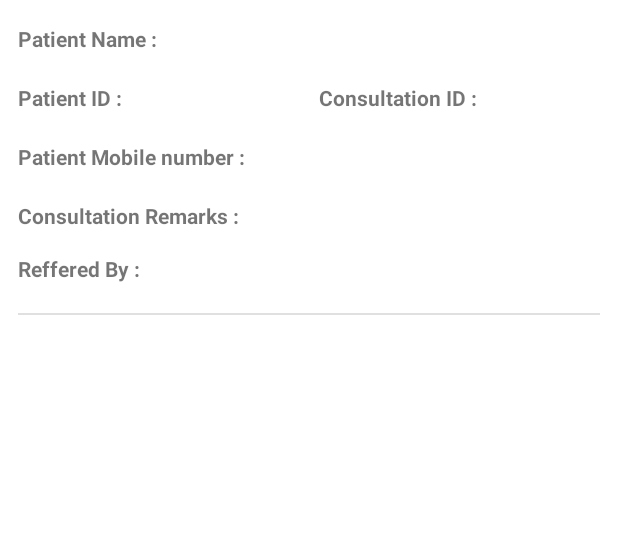
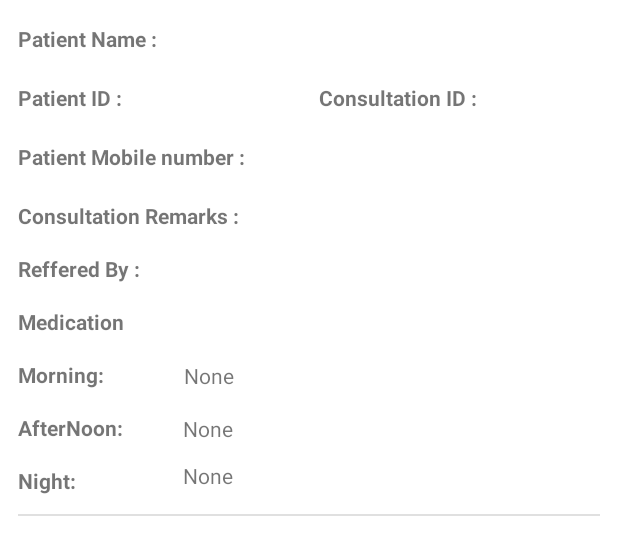
Before and after one commit to mohithcshekar/EMR, an Android app: the layout my_row.xml on its own in the app's theme, with its tools: preview values and no code run, on a phone screen of 412 x 824 dp. Shown: the top 555 px of the screen. Run offline under Robolectric (Android 15) with nearby library versions, the phone set to English and light mode, and no system bars.

Commit message:
Medication details added

```diff
--- a/app/src/main/java/com/example/emr/DBHandler.java
+++ b/app/src/main/java/com/example/emr/DBHandler.java
@@ -142,21 +142,21 @@ public class DBHandler extends SQLiteOpenHelper {
     {
         SQLiteDatabase db = this.getReadableDatabase();
         String[] cons_details = new String[9];
-        Cursor cursor = db.rawQuery("SELECT P.NAME_COL,P.ID_COL,P.MOBILE_COL,C.CONSID_COL,C.REFBY,C.REMARK_COL  FROM PATIENT P NATURAL JOIN CONSULTATION C where  substr(TIME_COL,1,10)=?",new String[]{date});
+        Cursor cursor = db.rawQuery("SELECT P.NAME_COL,P.ID_COL,P.MOBILE_COL,C.CONSID_COL,C.REFBY,C.REMARK_COL,C.MED_MORN_COL, C.MED_AFT_COL ,C.MED_NIGHT_COL  FROM PATIENT P NATURAL JOIN CONSULTATION C where  substr(TIME_COL,1,10)=?",new String[]{date});
         return cursor;
     }
     public Cursor retrieveConsultationPat(String id)
     {
         SQLiteDatabase db = this.getReadableDatabase();
         String[] cons_details = new String[9];
-        Cursor cursor = db.rawQuery("SELECT P.NAME_COL,P.ID_COL,P.MOBILE_COL,C.CONSID_COL,C.REFBY,C.REMARK_COL  FROM PATIENT P NATURAL JOIN CONSULTATION C where P.ID_COL=?",new String[]{id});
+        Cursor cursor = db.rawQuery("SELECT P.NAME_COL,P.ID_COL,P.MOBILE_COL,C.CONSID_COL,C.REFBY,C.REMARK_COL,C.MED_MORN_COL, C.MED_AFT_COL ,C.MED_NIGHT_COL  FROM PATIENT P NATURAL JOIN CONSULTATION C where P.ID_COL=?",new String[]{id});
         return cursor;
     }
     public Cursor retrieveConsultationId(String id)
     {
         SQLiteDatabase db = this.getReadableDatabase();
         String[] cons_details = new String[9];
-        Cursor cursor = db.rawQuery("SELECT P.NAME_COL,P.ID_COL,P.MOBILE_COL,C.CONSID_COL,C.REFBY,C.REMARK_COL  FROM PATIENT P NATURAL JOIN CONSULTATION C where  C.CONSID_COL=?",new String[]{id});
+        Cursor cursor = db.rawQuery("SELECT P.NAME_COL,P.ID_COL,P.MOBILE_COL,C.CONSID_COL,C.REFBY,C.REMARK_COL,C.MED_MORN_COL, C.MED_AFT_COL ,C.MED_NIGHT_COL  FROM PATIENT P NATURAL JOIN CONSULTATION C where  C.CONSID_COL=?",new String[]{id});
         return cursor;
     }
     public void updatePatient(String patId, String name, String age, String height,String weight){
--- a/app/src/main/java/com/example/emr/analytics.java
+++ b/app/src/main/java/com/example/emr/analytics.java
@@ -111,6 +111,7 @@ public class analytics extends AppCompatActivity {
                     confirmPat.putExtra("gender", patient_details[3]);
                     confirmPat.putExtra("height", patient_details[4]);
                     confirmPat.putExtra("weight", patient_details[5]);
+                    confirmPat.putExtra("phno", patient_details[6]);
                     confirmPat.putExtra("nav", "1");
                     startActivity(confirmPat);
 
--- a/app/src/main/res/layout/my_row.xml
+++ b/app/src/main/res/layout/my_row.xml
@@ -139,11 +139,90 @@
             android:id="@+id/divider7"
             android:layout_width="match_parent"
             android:layout_height="1dp"
-            android:layout_marginTop="20dp"
+            android:layout_marginTop="16dp"
             android:background="?android:attr/listDivider"
             app:layout_constraintEnd_toEndOf="parent"
             app:layout_constraintStart_toStartOf="parent"
+            app:layout_constraintTop_toBottomOf="@+id/nightS" />
+
+        <TextView
+            android:id="@+id/textView32"
+            android:layout_width="wrap_content"
+            android:layout_height="wrap_content"
+            android:layout_marginTop="16dp"
+            android:text="Medication"
+            android:textStyle="bold"
+            app:layout_constraintStart_toStartOf="parent"
+            app:layout_constraintTop_toBottomOf="@+id/textView34" />
+
+        <TextView
+            android:id="@+id/textView33"
+            android:layout_width="wrap_content"
+            android:layout_height="wrap_content"
+            android:layout_marginTop="16dp"
+            android:text="Morning: "
+            android:textStyle="bold"
+            app:layout_constraintStart_toStartOf="parent"
+            app:layout_constraintTop_toBottomOf="@+id/textView32" />
+
+        <TextView
+            android:id="@+id/textView35"
+            android:layout_width="wrap_content"
+            android:layout_height="wrap_content"
+            android:layout_marginTop="16dp"
+            android:text="Night: "
+            android:textStyle="bold"
+            app:layout_constraintStart_toStartOf="parent"
+            app:layout_constraintTop_toBottomOf="@+id/textView36" />
+
+        <TextView
+            android:id="@+id/textView36"
+            android:layout_width="wrap_content"
+            android:layout_height="wrap_content"
+            android:layout_marginTop="16dp"
+            android:text="AfterNoon: "
+            android:textStyle="bold"
+            app:layout_constraintStart_toStartOf="parent"
+            app:layout_constraintTop_toBottomOf="@+id/textView33" />
+
+        <TextView
+            android:id="@+id/morS"
+            android:layout_width="wrap_content"
+            android:layout_height="wrap_content"
+            android:layout_marginStart="50dp"
+            android:layout_marginLeft="50dp"
+            android:layout_marginTop="52dp"
+            android:text="None"
+            app:layout_constraintEnd_toEndOf="parent"
+            app:layout_constraintHorizontal_bias="0.0"
+            app:layout_constraintStart_toEndOf="@+id/textView33"
             app:layout_constraintTop_toBottomOf="@+id/refS" />
+
+        <TextView
+            android:id="@+id/aftS"
+            android:layout_width="wrap_content"
+            android:layout_height="wrap_content"
+            android:layout_marginStart="36dp"
+            android:layout_marginLeft="36dp"
+            android:layout_marginTop="16dp"
+            android:text="None"
+            app:layout_constraintEnd_toEndOf="parent"
+            app:layout_constraintHorizontal_bias="0.003"
+            app:layout_constraintStart_toEndOf="@+id/textView36"
+            app:layout_constraintTop_toBottomOf="@+id/morS" />
+
+        <TextView
+            android:id="@+id/nightS"
+            android:layout_width="wrap_content"
+            android:layout_height="wrap_content"
+            android:layout_marginStart="68dp"
+            android:layout_marginLeft="68dp"
+            android:layout_marginTop="12dp"
+            android:text="None"
+            app:layout_constraintEnd_toEndOf="parent"
+            app:layout_constraintHorizontal_bias="0.0"
+            app:layout_constraintStart_toEndOf="@+id/textView35"
+            app:layout_constraintTop_toBottomOf="@+id/aftS" />
     </androidx.constraintlayout.widget.ConstraintLayout>
 
 </androidx.constraintlayout.widget.ConstraintLayout>
```
Also changed, not shown: app/src/main/java/com/example/emr/customAdapter.java (+13 -4 lines), app/src/main/java/com/example/emr/showResult.java (+10 -3 lines).
